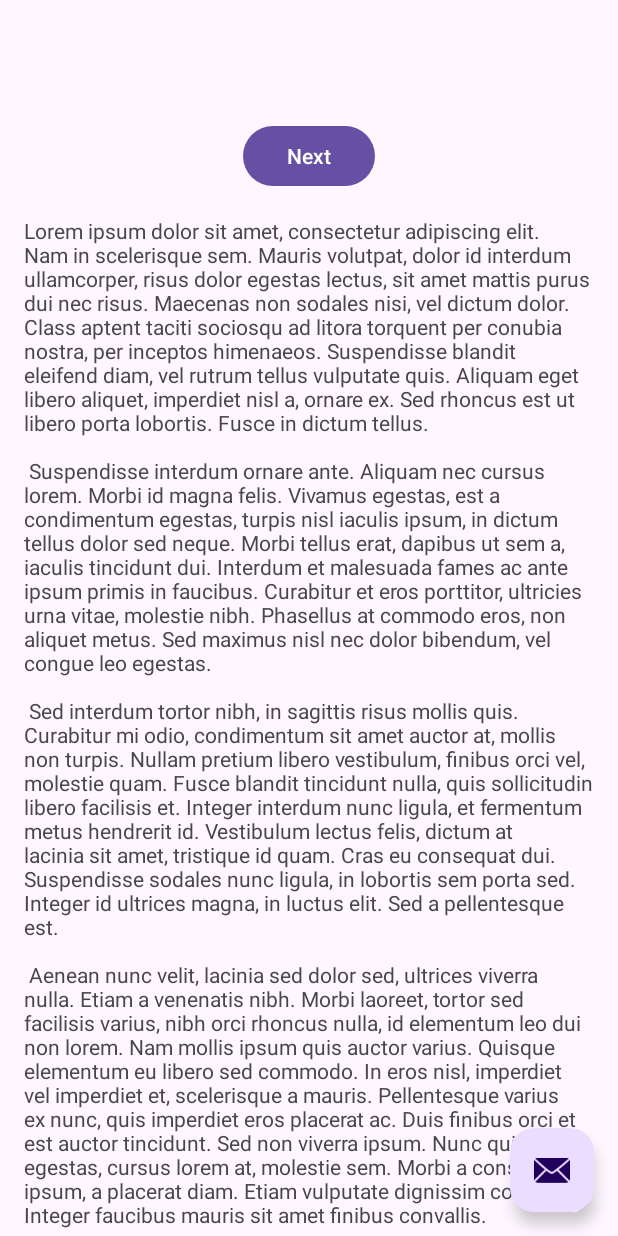
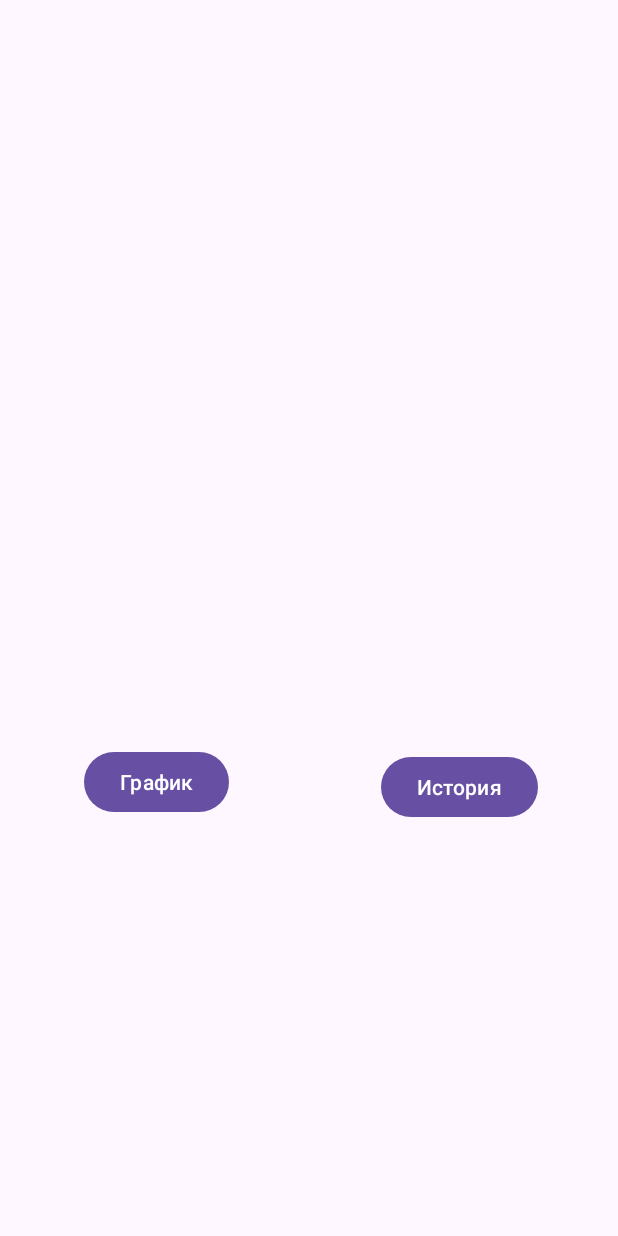
Before and after one commit to gelios02/SmartTemp, an Android app: the layout activity_main.xml on its own in the app's theme, with its tools: preview values and no code run, on a phone screen of 412 x 824 dp. Run offline under Robolectric (Android 15) with nearby library versions, the phone set to English and light mode, and no system bars.

Commit message:
Шаблон V0.01 3 activity

```diff
--- a/app/src/main/res/layout/activity_main.xml
+++ b/app/src/main/res/layout/activity_main.xml
@@ -7,27 +7,52 @@
     android:fitsSystemWindows="true"
     tools:context=".MainActivity">
 
+    <androidx.constraintlayout.widget.ConstraintLayout
+        android:id="@+id/constraintLayout2"
+        android:layout_width="match_parent"
+        android:layout_height="match_parent"
+        app:layout_anchor="@+id/constraintLayout2"
+        app:layout_anchorGravity="center">
+
+        <com.google.android.material.appbar.MaterialToolbar
+            android:id="@+id/toolbar"
+            android:layout_width="match_parent"
+            android:layout_height="?attr/actionBarSize"
+            app:layout_constraintBottom_toBottomOf="parent"
+            app:layout_constraintEnd_toEndOf="parent"
+            app:layout_constraintHorizontal_bias="0.0"
+            app:layout_constraintStart_toStartOf="parent"
+            app:layout_constraintTop_toTopOf="parent"
+            app:layout_constraintVertical_bias="0.007" />
+
+        <Button
+            android:id="@+id/dashboardButton"
+            android:layout_width="wrap_content"
+            android:layout_height="wrap_content"
+            android:layout_marginStart="56dp"
+            android:layout_marginTop="428dp"
+            android:text="График"
+            app:layout_constraintStart_toStartOf="parent"
+            app:layout_constraintTop_toBottomOf="@+id/toolbar" />
+
+        <Button
+            android:id="@+id/historyButton"
+            android:layout_width="wrap_content"
+            android:layout_height="wrap_content"
+            android:layout_marginStart="144dp"
+            android:layout_marginTop="431dp"
+            android:text="История"
+            app:layout_constraintEnd_toEndOf="parent"
+            app:layout_constraintStart_toEndOf="@+id/dashboardButton"
+            app:layout_constraintStart_toStartOf="@+id/dashboardButton"
+            app:layout_constraintTop_toBottomOf="@+id/toolbar" />
+    </androidx.constraintlayout.widget.ConstraintLayout>
+
     <com.google.android.material.appbar.AppBarLayout
         android:layout_width="match_parent"
         android:layout_height="wrap_content"
         android:fitsSystemWindows="true">
 
-        <com.google.android.material.appbar.MaterialToolbar
-            android:id="@+id/toolbar"
-            android:layout_width="match_parent"
-            android:layout_height="?attr/actionBarSize" />
-
     </com.google.android.material.appbar.AppBarLayout>
 
-    <include layout="@layout/content_main" />
-
-    <com.google.android.material.floatingactionbutton.FloatingActionButton
-        android:id="@+id/fab"
-        android:layout_width="wrap_content"
-        android:layout_height="wrap_content"
-        android:layout_gravity="bottom|end"
-        android:layout_marginEnd="@dimen/fab_margin"
-        android:layout_marginBottom="16dp"
-        app:srcCompat="@android:drawable/ic_dialog_email" />
-
 </androidx.coordinatorlayout.widget.CoordinatorLayout>
--- a/app/src/main/res/layout/content_main.xml
+++ /dev/null
@@ -1,19 +0,0 @@
-<?xml version="1.0" encoding="utf-8"?>
-<androidx.constraintlayout.widget.ConstraintLayout xmlns:android="http://schemas.android.com/apk/res/android"
-    xmlns:app="http://schemas.android.com/apk/res-auto"
-    android:layout_width="match_parent"
-    android:layout_height="match_parent"
-    app:layout_behavior="@string/appbar_scrolling_view_behavior">
-
-    <fragment
-        android:id="@+id/nav_host_fragment_content_main"
-        android:name="androidx.navigation.fragment.NavHostFragment"
-        android:layout_width="0dp"
-        android:layout_height="0dp"
-        app:defaultNavHost="true"
-        app:layout_constraintBottom_toBottomOf="parent"
-        app:layout_constraintEnd_toEndOf="parent"
-        app:layout_constraintStart_toStartOf="parent"
-        app:layout_constraintTop_toTopOf="parent"
-        app:navGraph="@navigation/nav_graph" />
-</androidx.constraintlayout.widget.ConstraintLayout>
--- a/app/src/main/res/layout/fragment_first.xml
+++ /dev/null
@@ -1,35 +0,0 @@
-<?xml version="1.0" encoding="utf-8"?>
-<androidx.core.widget.NestedScrollView xmlns:android="http://schemas.android.com/apk/res/android"
-    xmlns:app="http://schemas.android.com/apk/res-auto"
-    xmlns:tools="http://schemas.android.com/tools"
-    android:layout_width="match_parent"
-    android:layout_height="match_parent"
-    tools:context=".FirstFragment">
-
-    <androidx.constraintlayout.widget.ConstraintLayout
-        android:layout_width="match_parent"
-        android:layout_height="match_parent"
-        android:padding="16dp">
-
-        <Button
-            android:id="@+id/button_first"
-            android:layout_width="wrap_content"
-            android:layout_height="wrap_content"
-            android:text="@string/next"
-            app:layout_constraintBottom_toTopOf="@id/textview_first"
-            app:layout_constraintEnd_toEndOf="parent"
-            app:layout_constraintStart_toStartOf="parent"
-            app:layout_constraintTop_toTopOf="parent" />
-
-        <TextView
-            android:id="@+id/textview_first"
-            android:layout_width="wrap_content"
-            android:layout_height="wrap_content"
-            android:layout_marginTop="16dp"
-            android:text="@string/lorem_ipsum"
-            app:layout_constraintBottom_toBottomOf="parent"
-            app:layout_constraintEnd_toEndOf="parent"
-            app:layout_constraintStart_toStartOf="parent"
-            app:layout_constraintTop_toBottomOf="@id/button_first" />
-    </androidx.constraintlayout.widget.ConstraintLayout>
-</androidx.core.widget.NestedScrollView>
--- a/app/src/main/res/navigation/nav_graph.xml
+++ /dev/null
@@ -1,28 +0,0 @@
-<?xml version="1.0" encoding="utf-8"?>
-<navigation xmlns:android="http://schemas.android.com/apk/res/android"
-    xmlns:app="http://schemas.android.com/apk/res-auto"
-    xmlns:tools="http://schemas.android.com/tools"
-    android:id="@+id/nav_graph"
-    app:startDestination="@id/FirstFragment">
-
-    <fragment
-        android:id="@+id/FirstFragment"
-        android:name="com.example.smarttemp.FirstFragment"
-        android:label="@string/first_fragment_label"
-        tools:layout="@layout/fragment_first">
-
-        <action
-            android:id="@+id/action_FirstFragment_to_SecondFragment"
-            app:destination="@id/SecondFragment" />
-    </fragment>
-    <fragment
-        android:id="@+id/SecondFragment"
-        android:name="com.example.smarttemp.SecondFragment"
-        android:label="@string/second_fragment_label"
-        tools:layout="@layout/fragment_second">
-
-        <action
-            android:id="@+id/action_SecondFragment_to_FirstFragment"
-            app:destination="@id/FirstFragment" />
-    </fragment>
-</navigation>
```
Also changed, not shown: app/src/main/AndroidManifest.xml (+14 -0 lines), app/src/main/java/com/example/smarttemp/DashboardActivity.kt (added, +26 -0 lines), app/src/main/java/com/example/smarttemp/HistoryActivity.kt (added, +27 -0 lines), app/src/main/java/com/example/smarttemp/MainActivity.kt (+20 -12 lines), app/src/main/res/layout/dashboard.xml (added, +42 -0 lines), app/src/main/res/layout/fragment_second.xml (deleted, +0 -35 lines), app/src/main/res/layout/history.xml (added, +22 -0 lines).
